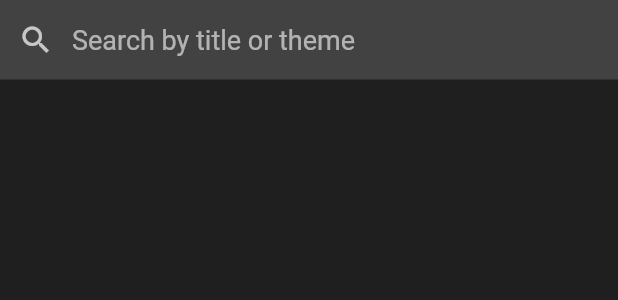
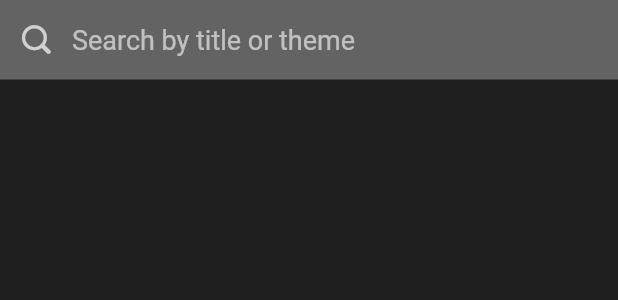
Before and after one commit to LordThami/memart, a Flutter app: the SearchPage widget shown alone on an empty page, opened directly, on a phone screen of 412 x 824 dp. Shown: the top 300 px of the screen. Run offline on Flutter 3.47's test engine with Material 2 defaults, Android fonts, the phone set to English and light mode, and no system bars; our stand-ins replace audioplayers, shared_preferences, sliding_up_panel; missing offline and left inert: esys_flutter_share; accounts and stored records are empty; statements that could not run were skipped.

Commit message:
custom search icon

```diff
--- a/lib/custom_icons_icons.dart
+++ b/lib/custom_icons_icons.dart
@@ -28,4 +28,6 @@ class CustomIcons {
   static const IconData heart = const IconData(0xe801, fontFamily: _kFontFam);
   static const IconData home = const IconData(0xe805, fontFamily: _kFontFam);
   static const IconData home_empty = const IconData(0xe806, fontFamily: _kFontFam);
+  static const IconData search = const IconData(0xe819, fontFamily: _kFontFam);
+  static const IconData search_empty = const IconData(0xe81a, fontFamily: _kFontFam);
 }
--- a/lib/main.dart
+++ b/lib/main.dart
@@ -69,7 +69,9 @@ class _MemeSoundboardAppState extends State<MemeSoundboardApp> {
                 ),
                 BottomNavigationBarItem(
                   icon: Icon(
-                    _selectedPageId == 1 ? Icons.search : Icons.search,
+                    _selectedPageId == 1
+                        ? CustomIcons.search
+                        : CustomIcons.search_empty,
                   ),
                   title: Text('Search'),
                 ),
--- a/lib/search_page.dart
+++ b/lib/search_page.dart
@@ -1,5 +1,6 @@
 import 'package:flutter/material.dart';
 import 'package:meme_soundboard/app_model.dart';
+import 'package:meme_soundboard/custom_icons_icons.dart';
 import 'package:provider/provider.dart';
 import 'player_list.dart';
 
@@ -33,14 +34,13 @@ class _SearchPageState extends State<SearchPage> {
               color: Colors.white,
               fontSize: 18.0,
             ),
-            // autofocus: true,
             controller: _inputController,
             cursorColor: Colors.white,
             decoration: InputDecoration(
               hintText: 'Search by title or theme',
-              prefixIcon: Icon(Icons.search),
+              prefixIcon: Icon(CustomIcons.search_empty),
               contentPadding: EdgeInsets.all(16.0),
-              fillColor: Colors.grey[800],
+              fillColor: Colors.white30,
               filled: true,
               border: InputBorder.none,
             ),
```
Also changed, not shown: assets/fonts/CustomIcons.ttf.
